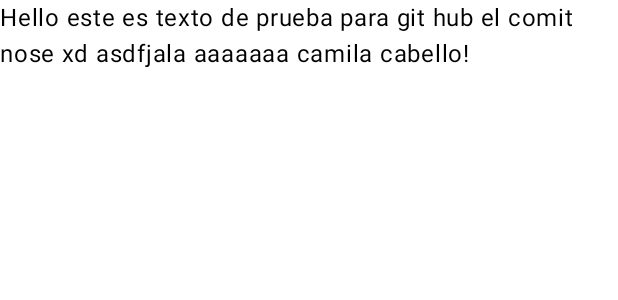
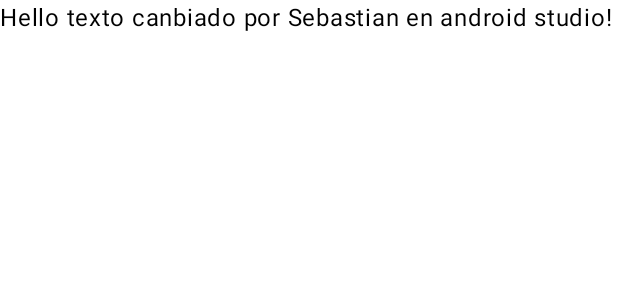
Before and after one commit to dojacalf/mascotaap, an Android app built with Jetpack Compose: the @Preview function GreetingPreview, on a phone screen of 412 x 824 dp. Shown: the top 300 px of the screen. Run offline under Robolectric (Android 15) with nearby library versions, the phone set to English and light mode, and no system bars.

Commit message:
comit desde android studio jajajaj nose

```diff
--- a/app/src/main/java/com/example/app_2/Box/Boxnc.kt
+++ b/app/src/main/java/com/example/app_2/Box/Boxnc.kt
@@ -17,9 +17,8 @@
 import androidx.compose.runtime.Composable
 import androidx.compose.material3.Text
 
-
 @Preview
 @Composable
 fun Hola(){
-    Texto("texto nose")
+    Text("canbie este texto")
 }
--- a/app/src/main/java/com/example/app_2/MainActivity.kt
+++ b/app/src/main/java/com/example/app_2/MainActivity.kt
@@ -44,6 +44,6 @@
 @Composable
 fun GreetingPreview() {
     App_2Theme {
-        Greeting("este es texto de prueba para git hub el comit nose xd asdfjala aaaaaaa camila cabello")
+        Greeting("texto canbiado por Sebastian en android studio")
     }
 }
```
